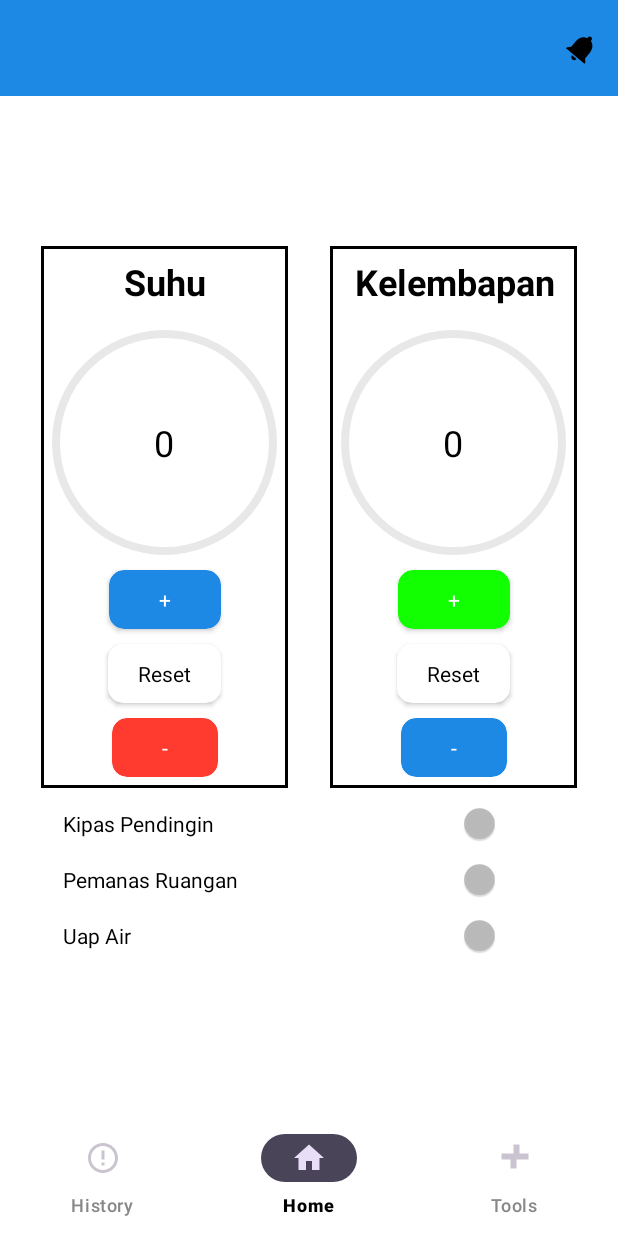
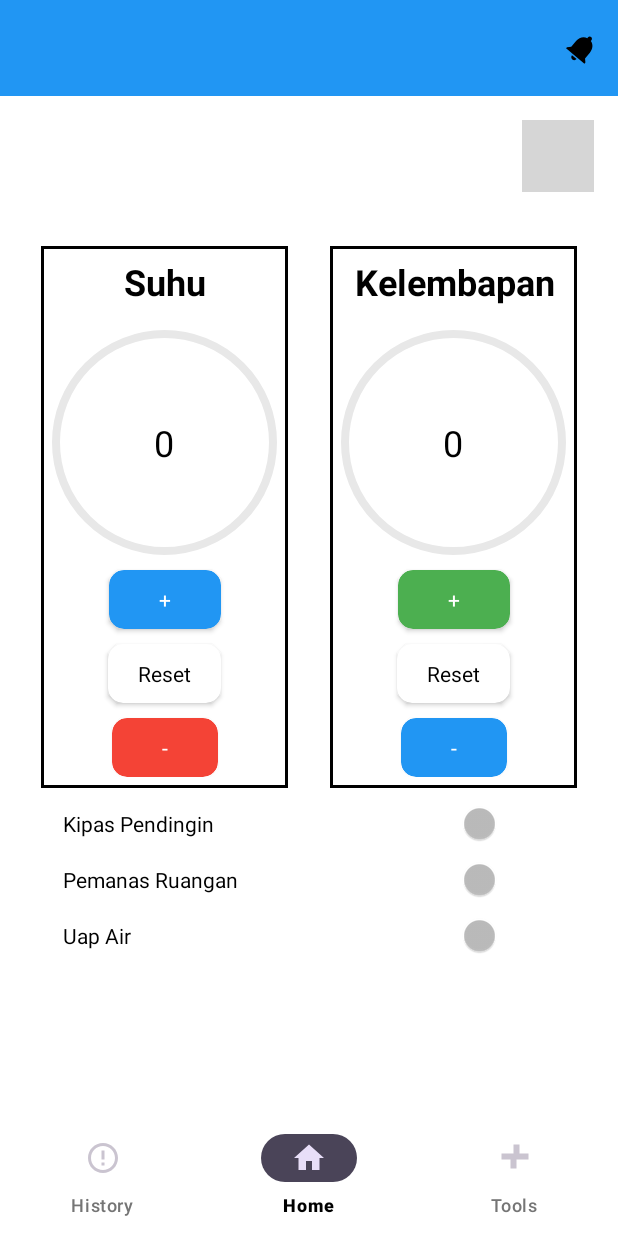
Before and after one commit to nahsbyte/temperature_app, an Android app: the screen it shows after launch (HomeActivity), on a phone screen of 412 x 824 dp. Run offline under Robolectric (Android 15) with nearby library versions, the phone set to English and light mode, and no system bars; 1 statement that could not run was skipped; grey boxes are pictures that could not be loaded.

Commit message:
Update network security configuration, add Wi-Fi permissions, and enhance UI.
-   Added network security configuration in `AndroidManifest.xml` and created `network_security_config.xml` to allow cleartext traffic and specific domains.
-   Added Wi-Fi related permissions in `AndroidManifest.xml`.
-   Updated `ApiService` with a new method to update Wi-Fi configuration.
-   Refactored `colors.xml` for better color management.
-   Updated `SharedPreferencesHelper` to use "farmasi_prefs" and a more accurate default value for `getString`.
-   Added a settings button to the `HomeFragment` layout and functionality to navigate to the settings fragment.
- Added usesCleartextTraffic="true" to application in `AndroidManifest.xml`

```diff
--- a/app/src/main/java/com/monitoring/farmasidinkesminahasa/MainActivity.kt
+++ b/app/src/main/java/com/monitoring/farmasidinkesminahasa/MainActivity.kt
@@ -1,6 +1,5 @@
 package com.monitoring.farmasidinkesminahasa
 
-import SharedPreferencesHelper
 import android.Manifest
 import android.content.Intent
 import android.content.pm.PackageManager
@@ -17,6 +16,7 @@ import androidx.core.splashscreen.SplashScreen.Companion.installSplashScreen
 import androidx.core.view.ViewCompat
 import androidx.core.view.WindowInsetsCompat
 import com.google.firebase.messaging.FirebaseMessaging
+import com.monitoring.farmasidinkesminahasa.helper.SharedPreferencesHelper
 
 class MainActivity : AppCompatActivity() {
     private val sharedPreferencesHelper by lazy {
--- a/app/src/main/java/com/monitoring/farmasidinkesminahasa/fragment/HomeFragment.kt
+++ b/app/src/main/java/com/monitoring/farmasidinkesminahasa/fragment/HomeFragment.kt
@@ -5,6 +5,7 @@ import android.util.Log
 import android.view.LayoutInflater
 import android.view.View
 import android.view.ViewGroup
+import android.widget.ImageButton
 import android.widget.TextView
 import android.widget.Toast
 import androidx.cardview.widget.CardView
@@ -27,6 +28,7 @@ class HomeFragment : Fragment() {
     private lateinit var cvKPlus: CardView
     private lateinit var cvKReset: CardView
     private lateinit var cvKMin: CardView
+    private lateinit var btnSettings: ImageButton
 
     private var currentSuhu: Float = 0f
     private var realSuhu: Float = 0f
@@ -52,6 +54,7 @@ class HomeFragment : Fragment() {
         cvKPlus = view.findViewById(R.id.cvKPlus)
         cvKReset = view.findViewById(R.id.cvKReset)
         cvKMin = view.findViewById(R.id.cvKMin)
+        btnSettings = view.findViewById(R.id.btnSettings)
 
         // Fetch data from API
         fetchSensorData()
@@ -79,6 +82,14 @@ class HomeFragment : Fragment() {
         cvKMin.setOnClickListener {
             minValue(1.0f, false)
         }
+
+        btnSettings.setOnClickListener {
+            parentFragmentManager.beginTransaction()
+                .replace(R.id.fragment_container, SettingsFragment())
+                .addToBackStack(null)
+                .commit()
+        }
+
         return view
     }
 
--- a/app/src/main/java/com/monitoring/farmasidinkesminahasa/helper/SharedPreferencesHelper.kt
+++ b/app/src/main/java/com/monitoring/farmasidinkesminahasa/helper/SharedPreferencesHelper.kt
@@ -1,10 +1,12 @@
+package com.monitoring.farmasidinkesminahasa.helper
+
 import android.content.Context
 import android.content.SharedPreferences
 
 class SharedPreferencesHelper(context: Context) {
 
     private val sharedPreferences: SharedPreferences =
-        context.getSharedPreferences("app_prefs", Context.MODE_PRIVATE)
+        context.getSharedPreferences("farmasi_prefs", Context.MODE_PRIVATE)
 
     fun saveBoolean(key: String, value: Boolean) {
         sharedPreferences.edit().putBoolean(key, value).apply()
@@ -18,8 +20,8 @@ class SharedPreferencesHelper(context: Context) {
         sharedPreferences.edit().putString(key, value).apply()
     }
 
-    fun getString(key: String, defaultValue: String? = null): String? {
-        return sharedPreferences.getString(key, defaultValue)
+    fun getString(key: String, defaultValue: String = ""): String {
+        return sharedPreferences.getString(key, defaultValue) ?: defaultValue
     }
 
     fun saveInt(key: String, value: Int) {
--- a/app/src/main/java/com/monitoring/farmasidinkesminahasa/service/ApiService.kt
+++ b/app/src/main/java/com/monitoring/farmasidinkesminahasa/service/ApiService.kt
@@ -29,4 +29,10 @@ interface ApiService {
         @Query("start") start: String,  // format: YYYY-MM-DD
         @Query("end") end: String       // format: YYYY-MM-DD
     ): Call<List<HistoryItemResponse>>
+
+    @POST("/sensor/wifi-config")
+    fun updateWifiConfig(
+        @Query("ssid") ssid: String,
+        @Query("password") password: String
+    ): Call<Void>
 }
--- a/app/src/main/res/layout/fragment_home.xml
+++ b/app/src/main/res/layout/fragment_home.xml
@@ -4,6 +4,17 @@
     android:layout_width="match_parent"
     android:layout_height="match_parent"
     android:background="@color/white">
+
+    <ImageButton
+        android:id="@+id/btnSettings"
+        android:layout_width="48dp"
+        android:layout_height="48dp"
+        android:layout_margin="16dp"
+        android:background="?attr/selectableItemBackgroundBorderless"
+        android:src="@drawable/ic_settings"
+        android:contentDescription="Settings"
+        app:layout_constraintEnd_toEndOf="parent"
+        app:layout_constraintTop_toTopOf="parent" />
 
     <!-- Suhu Indicator -->
     <LinearLayout
--- a/app/src/main/res/values/colors.xml
+++ b/app/src/main/res/values/colors.xml
@@ -1,24 +1,53 @@
 <?xml version="1.0" encoding="utf-8"?>
 <resources>
-    <color name="black">#FF000000</color>
-    <color name="white">#FFFFFFFF</color>
-    <color name="grey">#FF888888</color>
+    <!-- Primary Colors -->
+    <color name="primary">#1976D2</color>
+    <color name="primary_dark">#1565C0</color>
+    <color name="primary_light">#42A5F5</color>
+    <color name="accent">#FF4081</color>
 
-    <!-- Light Theme -->
-    <color name="blue_500_light">#1E88E5</color>
+    <!-- Text Colors -->
+    <color name="text_primary">#212121</color>
+    <color name="text_secondary">#757575</color>
+    <color name="text_hint">#9E9E9E</color>
+    <color name="text_disabled">#BDBDBD</color>
+
+    <!-- Background Colors -->
+    <color name="background">#FFFFFF</color>
+    <color name="background_light">#F5F5F5</color>
+    <color name="card_background">#FFFFFF</color>
+    <color name="divider">#E0E0E0</color>
+
+    <!-- Status Colors -->
+    <color name="success">#4CAF50</color>
+    <color name="success_light">#81C784</color>
+    <color name="error">#F44336</color>
+    <color name="error_light">#E57373</color>
+    <color name="warning">#FFC107</color>
+    <color name="warning_light">#FFD54F</color>
+    <color name="info">#2196F3</color>
+    <color name="info_light">#64B5F6</color>
+
+    <!-- Basic Colors -->
+    <color name="white">#FFFFFF</color>
+    <color name="black">#000000</color>
+    <color name="grey">#757575</color>
+    <color name="grey_light">#EEEEEE</color>
+    <color name="grey_dark">#424242</color>
+
+    <!-- Theme Specific Colors -->
+    <color name="blue_500_light">#2196F3</color>
     <color name="blue_700_light">#1976D2</color>
     <color name="accent_light">#FF4081</color>
-    <color name="yellow">#FFFF00</color>
-    <color name="teal">#76C7C0</color>
+    <color name="blue_500_dark">#64B5F6</color>
+    <color name="blue_700_dark">#42A5F5</color>
+    <color name="accent_dark">#FF80AB</color>
 
-
-    <!-- Dark Theme -->
-    <color name="blue_500_dark">#03A9F4</color>
+    <!-- Additional Colors -->
+    <color name="teal">#009688</color>
     <color name="purple">#9C27B0</color>
-    <color name="blue_700_dark">#0288D1</color>
-    <color name="accent_dark">#FF4081</color>
-
-    <color name="red">#FF3B30</color>
-    <color name="blue">#007AFF</color>
-    <color name="green">#11FF00</color>
+    <color name="yellow">#FFEB3B</color>
+    <color name="red">#F44336</color>
+    <color name="blue">#2196F3</color>
+    <color name="green">#4CAF50</color>
 </resources>
--- a/app/src/main/res/xml/network_security_config.xml
+++ b/app/src/main/res/xml/network_security_config.xml
@@ -1,6 +1,7 @@
 <?xml version="1.0" encoding="utf-8"?>
 <network-security-config>
     <domain-config cleartextTrafficPermitted="true">
+        <domain includeSubdomains="true">192.168.4.1</domain>
         <domain includeSubdomains="true">192.168.101.71</domain>
         <domain includeSubdomains="true">closing-stinkbug-lucky.ngrok-free.app</domain>
     </domain-config>
```
Also changed, not shown: app/src/main/AndroidManifest.xml (+16 -8 lines).
